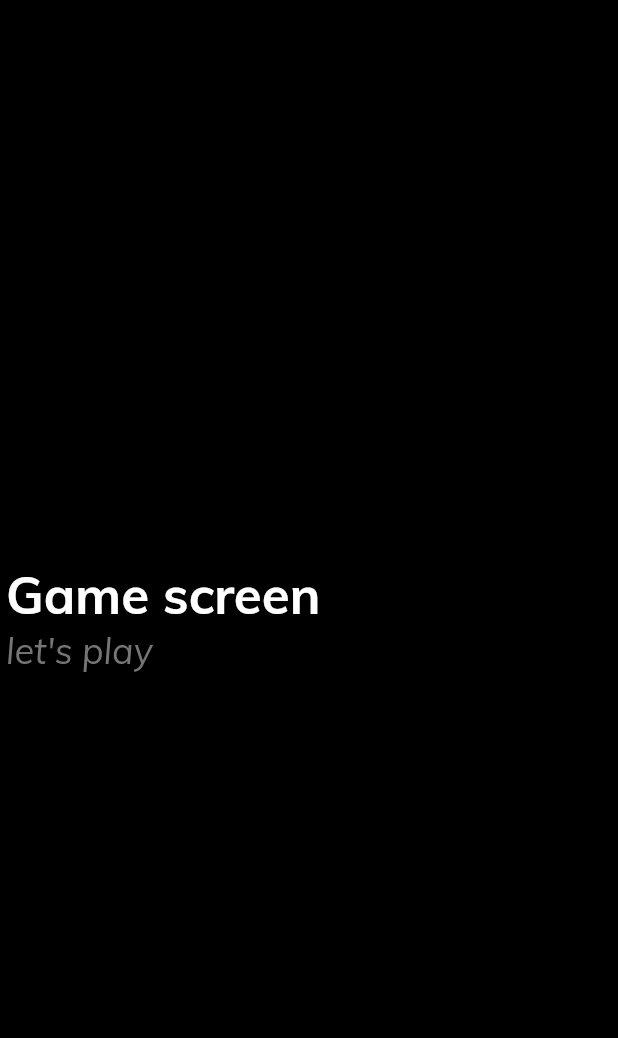
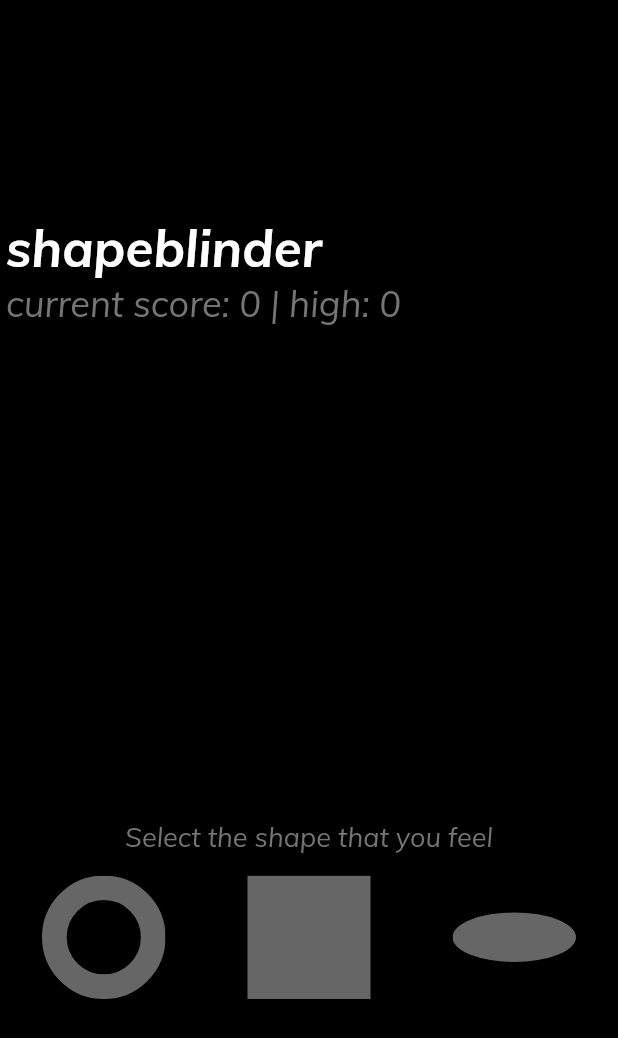
Before and after one commit to temideewan/flutter-shapeblinder, a Flutter app: the Game screen opened by its route, on a phone screen of 412 x 824 dp. Shown: the top 1038 px of the screen. Run offline on Flutter 3.47's test engine with Material 2 defaults, Android fonts, the light colour scheme and no system bars; our stand-ins replace flutter_svg; missing offline and left inert: touchable.

Commit message:
add in custom painters for shapes

```diff
--- a/lib/main.dart
+++ b/lib/main.dart
@@ -32,6 +32,11 @@ class Shapeblinder extends StatelessWidget {
           // Notice that the counter didn't reset back to zero; the application
           // is not restarted.
           primarySwatch: Colors.grey,
+          textTheme: TextTheme(
+              bodyText2: TextStyle(
+                  fontSize: 18.0,
+                  color: Colors.grey[600],
+                  fontStyle: FontStyle.italic)),
           fontFamily: "Muli"),
       home: const Home(),
     );
--- a/lib/ui/screens/Game.dart
+++ b/lib/ui/screens/Game.dart
@@ -1,19 +1,116 @@
 import 'package:flutter/material.dart';
+import 'package:flutter_svg/svg.dart';
+import 'package:shapeblinder/core/Lost_Screen_Arguments.dart';
 import 'package:shapeblinder/ui/widgets/layout.dart';
 import 'package:shapeblinder/ui/widgets/logo.dart';
+import "../../core/round_utilities.dart";
 
-class Game extends StatelessWidget {
+class Game extends StatefulWidget {
   const Game({Key? key}) : super(key: key);
-  final String _text = "Game screen";
+
+  @override
+  State<Game> createState() => _GameState();
+}
+
+class _GameState extends State<Game> {
+  late RoundData data;
+  int points = 0;
+  int high = 0;
+  final GlobalKey scaffoldKey = GlobalKey();
+
+  @override
+  void initState() {
+    super.initState();
+    reset();
+  }
+
+  void reset() {
+    setState(() {
+      points = 0;
+      data = generateRound();
+    });
+  }
+
+  void guess(BuildContext context, String name) {
+    if (data.options[data.correct] == name) {
+      // correct guess
+      correctGuess(context);
+    } else {
+      // wrong guess
+      lost();
+    }
+  }
+
+  void correctGuess(BuildContext context) {
+    // show snack bar for correct
+    ScaffoldMessenger.of(context).showSnackBar(SnackBar(
+        backgroundColor: Colors.green,
+        duration: const Duration(seconds: 1),
+        content: SizedBox(
+          child: Column(
+              mainAxisAlignment: MainAxisAlignment.center,
+              crossAxisAlignment: CrossAxisAlignment.center,
+              children: const <Widget>[
+                Icon(Icons.check, size: 80),
+                SizedBox(width: 10),
+                Text("Correct",
+                    style:
+                        TextStyle(fontSize: 24.0, fontWeight: FontWeight.bold))
+              ]),
+        )));
+
+    setState(() {
+      points++;
+      data = generateRound();
+    });
+  }
+
+  void lost() {
+    // navigate to the lost screen with the current points
+    Navigator.pushNamed(context, "/lost",
+        arguments: LostScreenArguments(points: points));
+
+    // reset points
+    reset();
+  }
+
   @override
   Widget build(BuildContext context) {
+    final width = MediaQuery.of(context).size.width;
     return GestureDetector(
       onTap: () {
         Navigator.of(context).pop();
       },
       child: Scaffold(
           backgroundColor: Colors.black,
-          body: Layout(children: [Logo(subtitle: "let's play", title: _text)])),
+          body: Layout(children: [
+            const Logo(
+                title: "shapeblinder", subtitle: "current score: 0 | high: 0"),
+            Container(height: width / 1.25, width: width / 1.25),
+            Center(
+                child: Text("Select the shape that you feel",
+                    style: Theme.of(context).textTheme.bodyText2)),
+            Padding(
+              padding:
+                  const EdgeInsets.symmetric(horizontal: 24.0, vertical: 14.0),
+              child: Builder(builder: (context) {
+                return Opacity(
+                  opacity: 0.4,
+                  child: Row(
+                      mainAxisAlignment: MainAxisAlignment.spaceBetween,
+                      children: <Widget>[
+                        ...data.options.map((shape) => Container(
+                            height: width / 5,
+                            width: width / 5,
+                            child: GestureDetector(
+                                onTap: () => guess(context, shape),
+                                child: SvgPicture.asset("assets/svg/$shape.svg",
+                                    semanticsLabel: "$shape icon"))))
+                      ]),
+                );
+              }),
+            )
+          ])),
     );
   }
 }
--- a/lib/ui/screens/Home.dart
+++ b/lib/ui/screens/Home.dart
@@ -1,7 +1,7 @@
 import 'package:flutter/material.dart';
-import 'package:shapeblinder/ui/widgets/Layout.dart';
-import 'package:shapeblinder/ui/widgets/Logo.dart';
-import 'package:shapeblinder/ui/widgets/Tap.dart';
+import 'package:shapeblinder/ui/widgets/layout.dart';
+import 'package:shapeblinder/ui/widgets/logo.dart';
+import 'package:shapeblinder/ui/widgets/tap.dart';
 
 class Home extends StatelessWidget {
   const Home({Key? key}) : super(key: key);
@@ -20,7 +20,7 @@ class Home extends StatelessWidget {
             Spacer(
               flex: 2,
             ),
-            Logo(title: "ShapeBlinder", subtitle: "A game with the lights off"),
+            Logo(title: "shapeblinder", subtitle: "A game with the lights off"),
             Spacer(),
             Tap(title: "Tap anywhere to start")
           ])),
--- a/lib/ui/screens/Lost.dart
+++ b/lib/ui/screens/Lost.dart
@@ -20,7 +20,7 @@ class Lost extends StatelessWidget {
             Spacer(
               flex: 2,
             ),
-            Logo(title: "Tou lost", subtitle: "score: 0"),
+            Logo(title: "You lost", subtitle: "score: 0"),
             Spacer(),
             Tap(title: "Tap anywhere to start again")
           ])),
--- a/lib/ui/widgets/tap.dart
+++ b/lib/ui/widgets/tap.dart
@@ -16,11 +16,7 @@ class Tap extends StatelessWidget {
           )),
       const SizedBox(height: 14.0),
       Text(title, style: TextStyle(fontSize: 18.0, color: Colors.grey[600])),
-      Text("Best score: 0",
-          style: TextStyle(
-              fontSize: 18.0,
-              color: Colors.grey[600],
-              fontStyle: FontStyle.italic))
+      Text("Best score: 0", style: Theme.of(context).textTheme.bodyText2)
     ]));
   }
 }
--- a/pubspec.yaml
+++ b/pubspec.yaml
@@ -31,6 +31,7 @@ dependencies:
   flutter:
     sdk: flutter
   flutter_svg: ^1.1.0
+  touchable: ^1.0.2
 
 dev_dependencies:
   flutter_launcher_icons: ^0.9.3
```
Also changed, not shown: lib/core/shapepainters/circle.dart (added, +27 -0 lines), lib/core/shapepainters/cross.dart (added, +43 -0 lines), lib/core/shapepainters/donut.dart (added, +30 -0 lines), lib/core/shapepainters/line.dart (added, +32 -0 lines), lib/core/shapepainters/oval.dart (added, +28 -0 lines), lib/core/shapepainters/square.dart (added, +28 -0 lines), pubspec.lock.
